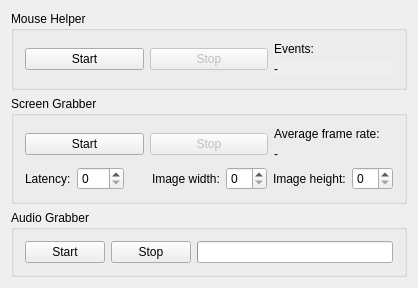
kibsoft/QtMEL, file examples/TestExample/mainwindow.ui: the form before one commit.
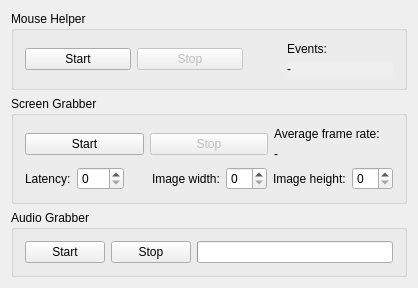
The form after the commit.

Commit message: Showing cursor pixmap in the example app

What changed in the file:
```diff
--- a/examples/TestExample/mainwindow.ui
+++ b/examples/TestExample/mainwindow.ui
@@ -50,6 +50,19 @@
          </property>
         </widget>
        </item>
+       <item>
+        <widget class="QLabel" name="cursorLabel">
+         <property name="maximumSize">
+          <size>
+           <width>32</width>
+           <height>16777215</height>
+          </size>
+         </property>
+         <property name="text">
+          <string/>
+         </property>
+        </widget>
+       </item>
        <item>
         <layout class="QVBoxLayout" name="verticalLayout">
          <item>
```
The commit also changes 2 other files.
